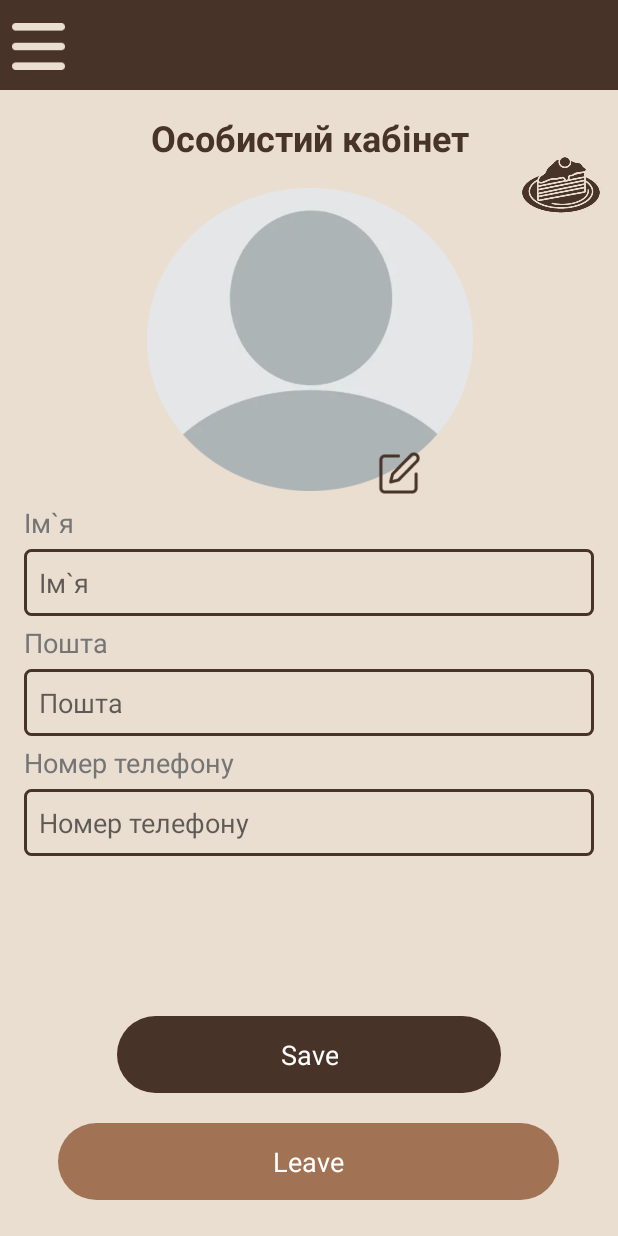
After one commit to vladyslav-balabanov/The-Sweet-Spot, an Android app: the layout profile_page.xml on its own in the app's theme, with its tools: preview values and no code run, on a phone screen of 412 x 824 dp. The commit adds this screen. Run offline under Robolectric (Android 15) with nearby library versions, the phone set to English and light mode, and no system bars.

Commit message:
Profile page.

```diff
--- /dev/null
+++ b/app/src/main/res/drawable/button_leave.xml
@@ -0,0 +1,14 @@
+<?xml version="1.0" encoding="utf-8"?>
+<shape xmlns:android="http://schemas.android.com/apk/res/android"
+       android:shape="rectangle">
+    <corners android:radius="100dp" />  <!-- Rounded corners -->
+    <solid android:color="#A27255" />  <!-- Red color for Leave button -->
+    <padding
+            android:left="16dp"
+            android:top="8dp"
+            android:right="16dp"
+            android:bottom="8dp" />  <!-- Padding inside the button -->
+    <size
+            android:width="200dp"
+            android:height="48dp" />  <!-- Fixed size of the button -->
+</shape>
--- /dev/null
+++ b/app/src/main/res/drawable/button_save.xml
@@ -0,0 +1,14 @@
+<?xml version="1.0" encoding="utf-8"?>
+<shape xmlns:android="http://schemas.android.com/apk/res/android"
+       android:shape="rectangle">
+    <corners android:radius="100dp" />  <!-- Rounded corners -->
+    <solid android:color="#473327" />  <!-- Green color for Save button -->
+    <padding
+            android:left="16dp"
+            android:top="8dp"
+            android:right="16dp"
+            android:bottom="8dp" />  <!-- Padding inside the button -->
+    <size
+            android:width="200dp"
+            android:height="48dp" />  <!-- Fixed size of the button -->
+</shape>
--- /dev/null
+++ b/app/src/main/res/drawable/edit_text_background.xml
@@ -0,0 +1,7 @@
+<?xml version="1.0" encoding="utf-8"?>
+<shape xmlns:android="http://schemas.android.com/apk/res/android"
+       android:shape="rectangle">
+    <solid android:color="#EADED1"/>  <!-- White background -->
+    <stroke android:width="2dp" android:color="#473327"/>  <!-- Black border -->
+    <corners android:radius="4dp"/>  <!-- Rounded corners -->
+</shape>
--- /dev/null
+++ b/app/src/main/res/layout/profile_page.xml
@@ -0,0 +1,192 @@
+<?xml version="1.0" encoding="utf-8"?>
+<RelativeLayout
+        xmlns:android="http://schemas.android.com/apk/res/android"
+        android:layout_width="match_parent"
+        android:layout_height="match_parent"
+        android:background="#EADED1">
+
+    <!-- Top bar across the width of the screen -->
+    <View
+            android:id="@+id/header_profile"
+            android:layout_width="match_parent"
+            android:layout_height="60dp"
+            android:layout_alignParentTop="true"
+            android:layout_alignParentLeft="true"
+            android:background="#473327"/>
+
+    <!-- Logo on the right, aligned to the bottom with an offset -->
+    <View
+            android:id="@+id/app_logo"
+            android:layout_width="69dp"
+            android:layout_height="73dp"
+            android:layout_alignParentRight="true"
+            android:layout_marginRight="3dp"
+            android:layout_alignParentBottom="true"
+            android:layout_marginBottom="663dp"
+            android:background="@drawable/app_logo"/>
+    <View
+            android:id="@+id/drawer_icon"
+            android:layout_width="35dp"
+            android:layout_height="31dp"
+            android:layout_alignParentLeft="true"
+            android:layout_marginLeft="8dp"
+            android:layout_alignParentTop="true"
+            android:layout_marginTop="15dp"
+            android:background="@drawable/drawer_icon" /> <!-- Change to actual icon or drawable -->
+
+    <!-- Text View for displaying some text -->
+    <TextView
+            android:id="@+id/user_cabinet"
+            android:layout_width="232dp"
+            android:layout_height="wrap_content"
+            android:layout_centerHorizontal="true"
+            android:layout_alignParentTop="true"
+            android:layout_marginTop="75dp"
+            android:text="@string/user_cabinet"
+            android:textAppearance="@style/user_cabinet"
+            android:gravity="center"/>
+
+    <!-- View with an ellipse shape centered in the RelativeLayout -->
+    <View
+            android:id="@+id/avatar_placeholder"
+            android:layout_width="217dp"
+            android:layout_height="202dp"
+            android:layout_marginLeft="98dp"
+            android:layout_marginTop="125dp"
+            android:background="@drawable/avatar_placeholder"/>
+
+    <!-- Edit icon -->
+    <RelativeLayout
+            android:id="@+id/edit_avatar_icon"
+            android:layout_width="31dp"
+            android:layout_height="32dp"
+            android:layout_alignParentLeft="true"
+            android:layout_marginLeft="250dp"
+            android:layout_alignParentTop="true"
+            android:layout_marginTop="300dp"
+            android:clipToOutline="true"
+            android:background="@drawable/edit_avatar_icon" />
+
+    <RelativeLayout
+            xmlns:android="http://schemas.android.com/apk/res/android"
+            android:layout_width="match_parent"
+            android:layout_height="wrap_content"
+            android:layout_marginTop="320dp"
+            android:padding="16dp">
+
+        <!-- Name Label TextView -->
+        <TextView
+                android:id="@+id/textNameLabel"
+                android:layout_width="wrap_content"
+                android:layout_height="wrap_content"
+                android:text="@string/hint_name"
+                android:layout_alignParentTop="true"
+                android:layout_alignParentStart="true"
+                android:textSize="18sp"
+                android:textColor="#757575"/>
+
+        <!-- Name EditText, positioned below the TextView -->
+        <EditText
+                android:id="@+id/editTextName"
+                android:layout_width="match_parent"
+                android:layout_height="wrap_content"
+                android:hint="@string/hint_name"
+                android:layout_below="@id/textNameLabel"
+                android:layout_marginTop="5dp"
+                android:background="@drawable/edit_text_background"
+                android:padding="10dp"
+                android:inputType="textPersonName"/>
+
+        <!-- Email Label TextView -->
+        <TextView
+                android:id="@+id/textEmailLabel"
+                android:layout_width="wrap_content"
+                android:layout_height="wrap_content"
+                android:text="@string/hint_email"
+                android:layout_alignParentTop="true"
+                android:layout_alignParentStart="true"
+                android:layout_marginTop="80dp"
+                android:textSize="18sp"
+                android:textColor="#757575"/>
+
+        <!-- Email EditText -->
+        <EditText
+                android:id="@+id/editTextEmail"
+                android:layout_width="match_parent"
+                android:layout_height="wrap_content"
+                android:hint="@string/hint_email"
+                android:layout_below="@id/editTextName"
+                android:layout_marginTop="35dp"
+                android:background="@drawable/edit_text_background"
+                android:padding="10dp"
+                android:inputType="textEmailAddress"/>
+
+        <!-- Phone Label TextView -->
+        <TextView
+                android:id="@+id/textPhoneLabel"
+                android:layout_width="wrap_content"
+                android:layout_height="wrap_content"
+                android:text="@string/hint_phone"
+                android:layout_alignParentTop="true"
+                android:layout_alignParentStart="true"
+                android:layout_marginTop="160dp"
+                android:textSize="18sp"
+                android:textColor="#757575"/>
+
+        <!-- Phone EditText -->
+        <EditText
+                android:id="@+id/editTextPhone"
+                android:layout_width="match_parent"
+                android:layout_height="wrap_content"
+                android:hint="@string/hint_phone"
+                android:layout_below="@id/editTextEmail"
+                android:layout_marginTop="35dp"
+                android:background="@drawable/edit_text_background"
+                android:padding="10dp"
+                android:inputType="phone"/>
+    </RelativeLayout>
+
+    <!-- Save Button Container -->
+    <RelativeLayout
+            android:id="@+id/button_save"
+            android:layout_width="match_parent"
+            android:layout_height="51dp"
+            android:layout_marginLeft="78dp"
+            android:layout_marginRight="78dp"
+            android:layout_alignParentBottom="true"
+            android:layout_marginBottom="95dp"
+            android:background="@drawable/button_save">
+
+        <!-- Text for the Save Button -->
+        <TextView
+                android:layout_width="wrap_content"
+                android:layout_height="wrap_content"
+                android:text="Save"
+                android:textSize="18sp"
+                android:textColor="#FFFFFF"
+                android:layout_centerInParent="true"
+                android:gravity="center"/>
+    </RelativeLayout>
+
+    <!-- Leave Button Container -->
+    <RelativeLayout
+            android:id="@+id/main_button"
+            android:layout_width="334dp"
+            android:layout_height="51dp"
+            android:layout_centerHorizontal="true"
+            android:layout_below="@id/button_save"
+            android:layout_marginTop="-75dp"
+            android:background="@drawable/button_leave">
+
+        <!-- Text for the Leave Button -->
+        <TextView
+                android:layout_width="wrap_content"
+                android:layout_height="wrap_content"
+                android:text="Leave"
+                android:textSize="18sp"
+                android:textColor="#FFFFFF"
+                android:layout_centerInParent="true"
+                android:gravity="center"/>
+    </RelativeLayout>
+
+</RelativeLayout>
--- a/app/src/main/res/values/strings.xml
+++ b/app/src/main/res/values/strings.xml
@@ -12,4 +12,7 @@
     <string name="menu_slideshow">Slideshow</string>
     <string name="the_sweet_s">The Sweet Spot</string>
     <string name="user_cabinet">Особистий кабінет</string>
+    <string name="hint_name">Ім`я</string>
+    <string name="hint_email">Пошта</string>
+    <string name="hint_phone">Номер телефону</string>
 </resources>
```
